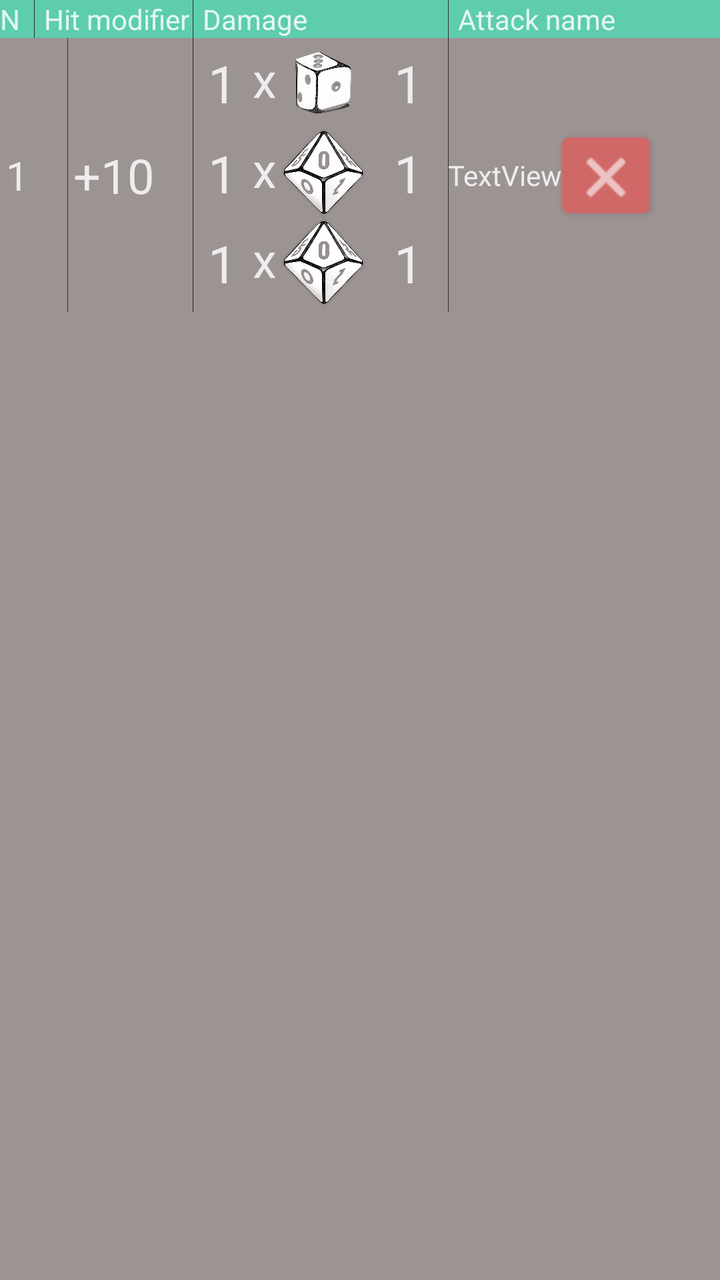
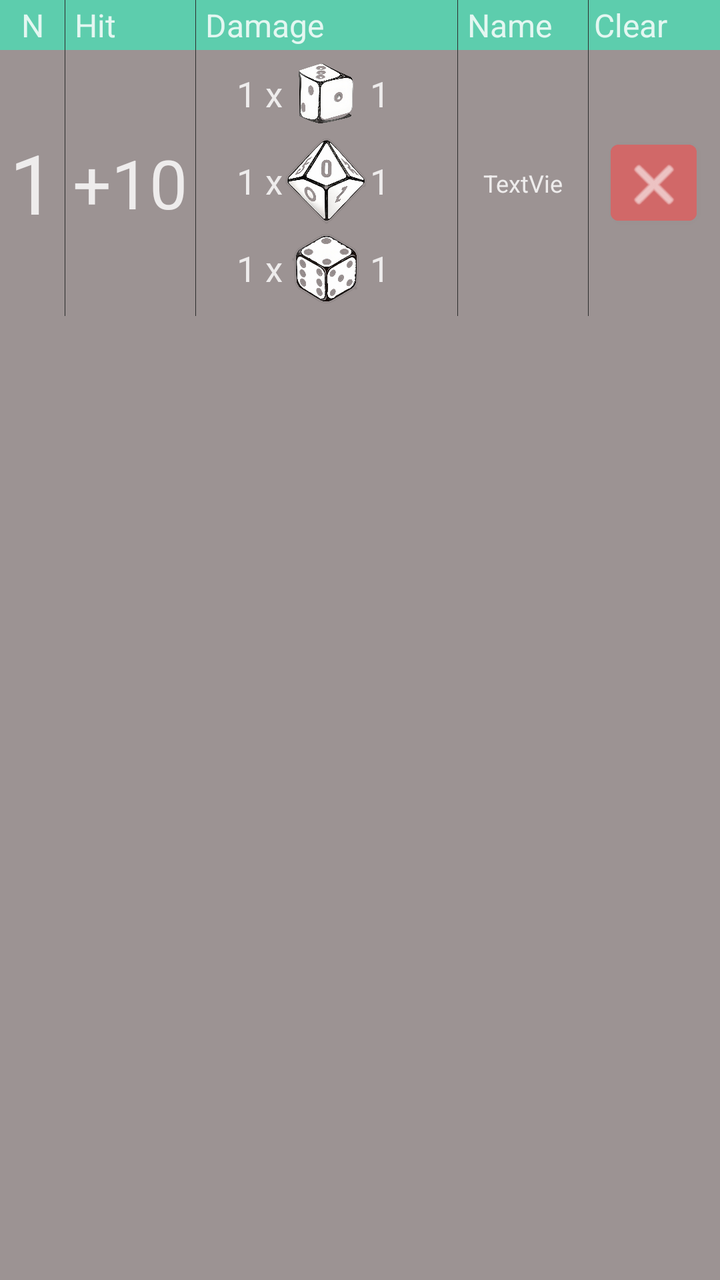

An Android layout rendered at two revisions. The XML below is the earlier revision; the diff shows what the commit changed to produce the second picture.
<!-- AndroidManifest.xml: application theme Theme.D20attack_calc -->
<!-- res/layout/attac_st_listview.xml -->
<?xml version="1.0" encoding="utf-8"?>
<LinearLayout xmlns:android="http://schemas.android.com/apk/res/android"
    xmlns:app="http://schemas.android.com/apk/res-auto"

    xmlns:tools="http://schemas.android.com/tools"
    android:layout_width="wrap_content"
    android:layout_height="wrap_content"
    android:background="#9C9393"
    android:orientation="vertical">

    <TableLayout
        android:layout_width="match_parent"
        android:layout_height="match_parent">

        <TableRow
            android:id="@+id/settings_header"
            android:layout_width="wrap_content"
            android:layout_height="match_parent"
            android:background="@color/tealHeader"
            android:divider="#2C2C2C"
            android:showDividers="middle">

            <TextView
                android:id="@+id/stTable_num"
                android:layout_width="15dp"
                android:layout_height="wrap_content"
                android:text="N" />

            <TextView
                android:id="@+id/stTable_hit_modifier"
                android:layout_width="wrap_content"
                android:layout_height="wrap_content"
                android:paddingStart="5dp"
                android:paddingEnd="2dp"
                android:text="Hit modifier" />

            <TextView
                android:id="@+id/stTable_damage"
                android:layout_width="wrap_content"
                android:layout_height="wrap_content"
                android:paddingStart="5dp"
                android:text="Damage" />

            <TextView
                android:id="@+id/stTable_attack_name"
                android:layout_width="wrap_content"
                android:layout_height="wrap_content"
                android:paddingStart="5dp"
                android:text="Attack name" />
        </TableRow>

        <TableRow
            android:id="@+id/settings_attack"
            android:layout_width="match_parent"
            android:layout_height="wrap_content"
            android:divider="#2C2C2C"
            android:showDividers="middle">

            <TextView
                android:id="@+id/cur_num"
                android:layout_width="wrap_content"
                android:layout_height="wrap_content"
                android:layout_gravity="center"
                android:gravity="fill"
                android:paddingLeft="3dp"
                android:paddingEnd="3dp"
                android:text="1"
                android:textSize="20sp" />

            <TextView
                android:id="@+id/hit_modifier"
                android:layout_width="wrap_content"
                android:layout_height="wrap_content"
                android:layout_gravity="center"
                android:gravity="fill"
                android:paddingLeft="3dp"
                android:paddingEnd="3dp"
                android:text="+10"
                android:textSize="24sp" />

            <TableLayout
                android:layout_width="match_parent"
                android:layout_height="wrap_content">

                <TableRow
                    android:layout_width="wrap_content"
                    android:layout_height="match_parent">

                    <TextView
                        android:id="@+id/attack_num1"
                        android:layout_width="30dp"
                        android:layout_height="match_parent"
                        android:autoSizeTextType="uniform"
                        android:gravity="center"
                        android:paddingTop="5dp"
                        android:paddingBottom="5dp"
                        android:text="1"
                        android:textAlignment="gravity"
                        app:autoSizeMinTextSize="14dp" />

                    <TextView
                        android:id="@+id/textView14"
                        android:layout_width="wrap_content"
                        android:layout_height="wrap_content"
                        android:layout_gravity="center"
                        android:gravity="center_horizontal|center_vertical"
                        android:paddingRight="1dp"
                        android:paddingBottom="4dp"
                        android:text="x"
                        android:textSize="24sp" />

                    <ImageView
                        android:id="@+id/img1"
                        android:layout_width="45dp"
                        android:layout_height="45dp"
                        android:src="@drawable/d3" />

                    <TextView
                        android:id="@+id/bonus1"
                        android:layout_width="40dp"
                        android:layout_height="match_parent"

                        android:autoSizeTextType="uniform"
                        android:gravity="center"
                        android:paddingTop="5dp"
                        android:paddingBottom="5dp"
                        android:text="1"
                        android:textAlignment="gravity"
                        app:autoSizeMinTextSize="14dp" />
                </TableRow>

                <TableRow
                    android:id="@+id/table2"
                    android:layout_width="wrap_content"
                    android:layout_height="match_parent"
                    android:visibility="visible">

                    <TextView
                        android:id="@+id/attack_num2"
                        android:layout_height="match_parent"

                        android:autoSizeTextType="uniform"
                        android:gravity="center"
                        android:paddingTop="5dp"
                        android:paddingBottom="5dp"
                        android:text="1"
                        android:textAlignment="gravity"
                        app:autoSizeMinTextSize="14dp" />

                    <TextView
                        android:id="@+id/textView15"
                        android:layout_width="wrap_content"
                        android:layout_height="wrap_content"
                        android:layout_gravity="center"
                        android:gravity="center_horizontal|center_vertical"
                        android:paddingRight="1dp"
                        android:paddingBottom="4dp"
                        android:text="x"
                        android:textSize="24sp" />

                    <ImageView
                        android:id="@+id/img2"
                        android:layout_width="45dp"
                        android:layout_height="45dp"
                        android:src="@drawable/d10" />

                    <TextView
                        android:id="@+id/bonus2"
                        android:layout_width="40dp"
                        android:layout_height="match_parent"

                        android:autoSizeTextType="uniform"
                        android:gravity="center"
                        android:paddingTop="5dp"
                        android:paddingBottom="5dp"
                        android:text="1"
                        android:textAlignment="gravity"
                        app:autoSizeMinTextSize="14dp" />
                </TableRow>

                <TableRow
                    android:id="@+id/table3"
                    android:layout_width="wrap_content"
                    android:layout_height="wrap_content"
                    android:paddingBottom="2dp">

                    <TextView
                        android:id="@+id/attack_num3"
                        android:layout_height="match_parent"

                        android:autoSizeTextType="uniform"
                        android:gravity="center"
                        android:paddingTop="5dp"
                        android:paddingBottom="5dp"
                        android:text="1"
                        android:textAlignment="gravity"
                        app:autoSizeMinTextSize="14dp" />

                    <TextView
                        android:id="@+id/textView16"
                        android:layout_width="wrap_content"
                        android:layout_height="wrap_content"
                        android:layout_gravity="center"
                        android:gravity="center_horizontal|center_vertical"

                        android:paddingRight="1dp"
                        android:paddingBottom="4dp"
                        android:text="x"
                        android:textSize="24sp" />

                    <ImageView
                        android:id="@+id/img3"
                        android:layout_width="45dp"
                        android:layout_height="45dp"
                        android:src="@drawable/d10" />

                    <TextView
                        android:id="@+id/bonus3"
                        android:layout_height="match_parent"

                        android:autoSizeTextType="uniform"
                        android:gravity="center"
                        android:paddingTop="5dp"
                        android:paddingBottom="5dp"
                        android:text="1"
                        android:textAlignment="gravity"
                        app:autoSizeMinTextSize="14dp" />

                </TableRow>
            </TableLayout>

            <androidx.constraintlayout.widget.ConstraintLayout
                android:layout_width="match_parent"
                android:layout_height="match_parent">

                <Button
                    android:id="@+id/Delbut"
                    android:layout_width="44dp"
                    android:layout_height="50dp"


                    android:layout_marginEnd="10dp"

                    android:background="@null"
                    android:backgroundTint="#D16868"

                    android:focusable="false"

                    android:isScrollContainer="false"
                    android:textColor="#FFFFFF"


                    android:textColorHint="#FFFFFF"
                    app:icon="@android:drawable/ic_menu_close_clear_cancel"
                    app:iconGravity="top"
                    app:layout_constraintBottom_toBottomOf="parent"
                    app:layout_constraintEnd_toEndOf="parent"
                    app:layout_constraintTop_toTopOf="parent"
                    app:rippleColor="#FFFFFF" />

                <TextView
                    android:id="@+id/attack_name"
                    android:layout_width="wrap_content"
                    android:layout_height="wrap_content"
                    android:autoSizeMaxTextSize="14sp"
                    android:autoSizeTextType="uniform"
                    android:maxLines="1"
                    android:text="TextView"
                    app:layout_constraintBottom_toBottomOf="parent"
                    app:layout_constraintEnd_toStartOf="@+id/Delbut"
                    app:layout_constraintStart_toStartOf="parent"
                    app:layout_constraintTop_toTopOf="parent" />

            </androidx.constraintlayout.widget.ConstraintLayout>
        </TableRow>
    </TableLayout>

</LinearLayout>
<!-- resources referenced by this layout -->
<resources>
  <color name="tealHeader">#B544E6B9</color>
  <!-- drawable d10: png bitmap (drawable, 170567 bytes) -->
  <!-- drawable d3: png bitmap (drawable, 163161 bytes) -->
  <style name="Theme.D20attack_calc" parent="Theme.MaterialComponents.DayNight.DarkActionBar">
          
  
          <item name="colorPrimaryVariant">#000000</item>
  
  
          <item name="android:textColor">#D3FFFFFF</item>
          <item name="android:editTextColor">#D3FFFFFF</item>
  
  
          
          <item name="android:statusBarColor" tools:targetApi="l">#151515</item>
          
      </style>
</resources>

<!-- the commit's change to res/layout/attac_st_listview.xml (unified diff, before → after) -->
@@ -3,7 +3,7 @@
     xmlns:app="http://schemas.android.com/apk/res-auto"
 
     xmlns:tools="http://schemas.android.com/tools"
-    android:layout_width="wrap_content"
+    android:layout_width="match_parent"
     android:layout_height="wrap_content"
     android:background="#9C9393"
     android:orientation="vertical">
@@ -22,31 +22,52 @@
 
             <TextView
                 android:id="@+id/stTable_num"
-                android:layout_width="15dp"
-                android:layout_height="wrap_content"
-                android:text="N" />
+                android:layout_width="0dp"
+                android:layout_height="25dp"
+                android:layout_weight="10"
+                android:gravity="center"
+                android:text="N"
+                android:textSize="16sp" />
 
             <TextView
                 android:id="@+id/stTable_hit_modifier"
-                android:layout_width="wrap_content"
-                android:layout_height="wrap_content"
+                android:layout_width="0dp"
+                android:layout_height="25dp"
+                android:layout_weight="20"
+                android:gravity="center_vertical"
                 android:paddingStart="5dp"
                 android:paddingEnd="2dp"
-                android:text="Hit modifier" />
+                android:text="Hit"
+                android:textSize="16sp" />
 
             <TextView
                 android:id="@+id/stTable_damage"
-                android:layout_width="wrap_content"
-                android:layout_height="wrap_content"
+                android:layout_width="0dp"
+                android:layout_height="match_parent"
+                android:layout_weight="40"
+                android:gravity="center_vertical"
                 android:paddingStart="5dp"
-                android:text="Damage" />
+                android:text="Damage"
+                android:textSize="16sp" />
 
             <TextView
                 android:id="@+id/stTable_attack_name"
-                android:layout_width="wrap_content"
-                android:layout_height="wrap_content"
+                android:layout_width="0dp"
+                android:layout_height="match_parent"
+                android:layout_weight="20"
+                android:gravity="center_vertical"
                 android:paddingStart="5dp"
-                android:text="Attack name" />
+                android:text="Name"
+                android:textSize="16sp" />
+
+            <TextView
+                android:layout_width="0dp"
+                android:layout_height="25dp"
+                android:layout_weight="20"
+                android:gravity="center_vertical"
+                android:paddingStart="3dp"
+                android:text="Clear"
+                android:textSize="16sp" />
         </TableRow>
 
         <TableRow
@@ -56,74 +77,123 @@
             android:divider="#2C2C2C"
             android:showDividers="middle">
 
-            <TextView
-                android:id="@+id/cur_num"
-                android:layout_width="wrap_content"
-                android:layout_height="wrap_content"
-                android:layout_gravity="center"
-                android:gravity="fill"
-                android:paddingLeft="3dp"
-                android:paddingEnd="3dp"
-                android:text="1"
-                android:textSize="20sp" />
-
-            <TextView
-                android:id="@+id/hit_modifier"
-                android:layout_width="wrap_content"
-                android:layout_height="wrap_content"
-                android:layout_gravity="center"
-                android:gravity="fill"
-                android:paddingLeft="3dp"
-                android:paddingEnd="3dp"
-                android:text="+10"
-                android:textSize="24sp" />
+            <LinearLayout
+                android:layout_width="0dp"
+                android:layout_weight="10"
+                android:layout_height="match_parent"
+                android:orientation="vertical">
+
+                <TextView
+                    android:id="@+id/cur_tmp2"
+                    android:layout_width="match_parent"
+                    android:layout_height="0dp"
+                    android:layout_weight="7"
+                    android:autoSizeTextType="uniform"
+                    android:gravity="center"
+                    android:maxLines="1" />
+
+                <TextView
+                    android:id="@+id/cur_num"
+                    android:layout_width="match_parent"
+                    android:layout_height="0dp"
+                    android:layout_weight="10"
+                    android:autoSizeTextType="uniform"
+                    android:gravity="center"
+                    android:maxLines="1"
+                    android:text="1" />
+
+                <TextView
+                    android:id="@+id/cur_tmp3"
+                    android:layout_width="match_parent"
+                    android:layout_height="0dp"
+                    android:layout_weight="7"
+                    android:autoSizeTextType="uniform"
+                    android:gravity="center"
+                    android:maxLines="1" />
+            </LinearLayout>
+
+
+            <LinearLayout
+                android:layout_width="0dp"
+                android:layout_weight="20"
+                android:layout_height="match_parent"
+                android:orientation="vertical">
+
+                <TextView
+                    android:id="@+id/tmp_hit_modifier1"
+                    android:layout_width="match_parent"
+                    android:layout_height="0dp"
+                    android:layout_weight="7" />
+
+                <TextView
+                    android:id="@+id/hit_modifier"
+                    android:layout_width="match_parent"
+                    android:layout_height="0dp"
+                    android:layout_weight="10"
+                    android:autoSizeTextType="uniform"
+                    android:foregroundGravity="center"
+                    android:gravity="center_horizontal|center_vertical"
+                    android:maxLines="1"
+                    android:paddingStart="4dp"
+                    android:paddingEnd="4dp"
+                    android:text="+10" />
+
+                <TextView
+                    android:id="@+id/tmp_hit_modifier2"
+                    android:layout_width="match_parent"
+                    android:layout_height="0dp"
+                    android:layout_weight="7"/>
+            </LinearLayout>
 
             <TableLayout
-                android:layout_width="match_parent"
+                android:layout_width="0dp"
+                android:layout_weight="40"
                 android:layout_height="wrap_content">
 
                 <TableRow
-                    android:layout_width="wrap_content"
+                    android:layout_width="match_parent"
                     android:layout_height="match_parent">
 
                     <TextView
                         android:id="@+id/attack_num1"
-                        android:layout_width="30dp"
-                        android:layout_height="match_parent"
-                        android:autoSizeTextType="uniform"
-                        android:gravity="center"
-                        android:paddingTop="5dp"
-                        android:paddingBottom="5dp"
-                        android:text="1"
-                        android:textAlignment="gravity"
-                        app:autoSizeMinTextSize="14dp" />
-
-                    <TextView
-                        android:id="@+id/textView14"
-                        android:layout_width="wrap_content"
+                        android:layout_width="0dp"
+                        android:layout_height="match_parent"
+                        android:layout_weight="15"
+                        android:autoSizeTextType="uniform"
+                        android:gravity="center|right"
+                        android:paddingTop="10dp"
+                        android:paddingBottom="10dp"
+                        android:text="1 x"
+                        android:textAlignment="gravity"
+                        app:autoSizeMinTextSize="14dp" />
+
+                    <androidx.constraintlayout.widget.ConstraintLayout
+                        android:layout_width="0dp"
                         android:layout_height="wrap_content"
+                        android:layout_weight="15">
+
+                        <ImageView
+                            android:id="@+id/img1"
+                            android:layout_width="0dp"
+                            android:layout_height="0dp"
+                            app:layout_constraintDimensionRatio="1:1"
+                            android:src="@drawable/d3"
+                            app:layout_constraintBottom_toBottomOf="parent"
+                            app:layout_constraintEnd_toEndOf="parent"
+                            app:layout_constraintStart_toStartOf="parent"
+                            app:layout_constraintTop_toTopOf="parent" />
+                    </androidx.constraintlayout.widget.ConstraintLayout>
+
+                    <TextView
+                        android:id="@+id/bonus1"
+                        android:layout_width="0dp"
+                        android:layout_height="match_parent"
                         android:layout_gravity="center"
-                        android:gravity="center_horizontal|center_vertical"
-                        android:paddingRight="1dp"
-                        android:paddingBottom="4dp"
-                        android:text="x"
-                        android:textSize="24sp" />
-
-                    <ImageView
-                        android:id="@+id/img1"
-                        android:layout_width="45dp"
-                        android:layout_height="45dp"
-                        android:src="@drawable/d3" />
-
-                    <TextView
-                        android:id="@+id/bonus1"
-                        android:layout_width="40dp"
-                        android:layout_height="match_parent"
-
-                        android:autoSizeTextType="uniform"
-                        android:gravity="center"
-                        android:paddingTop="5dp"
-                        android:paddingBottom="5dp"
+                        android:layout_weight="15"
+                        android:autoSizeTextType="uniform"
+                        android:gravity="start|center_horizontal|center_vertical"
+                        android:paddingTop="10dp"
+                        android:paddingBottom="10dp"
                         android:text="1"
                         android:textAlignment="gravity"
                         app:autoSizeMinTextSize="14dp" />
@@ -137,44 +207,48 @@
 
                     <TextView
                         android:id="@+id/attack_num2"
-                        android:layout_height="match_parent"
-
-                        android:autoSizeTextType="uniform"
-                        android:gravity="center"
-                        android:paddingTop="5dp"
-                        android:paddingBottom="5dp"
+                        android:layout_width="0dp"
+                        android:layout_height="match_parent"
+                        android:layout_weight="15"
+                        android:autoSizeTextType="uniform"
+                        android:gravity="center|right"
+                        android:paddingTop="10dp"
+                        android:paddingBottom="10dp"
+                        android:text="1 x"
+                        android:textAlignment="gravity"
+                        app:autoSizeMinTextSize="14dp" />
+
+                    <androidx.constraintlayout.widget.ConstraintLayout
+                        android:layout_width="0dp"
+                        android:layout_height="wrap_content"
+                        android:layout_weight="15">
+
+                        <ImageView
+                            android:id="@+id/img2"
+                            android:layout_width="0dp"
+                            android:layout_height="0dp"
+                            android:src="@drawable/d10"
+                            app:layout_constraintBottom_toBottomOf="parent"
+                            app:layout_constraintDimensionRatio="1:1"
+                            app:layout_constraintEnd_toEndOf="parent"
+                            app:layout_constraintStart_toStartOf="parent"
+                            app:layout_constraintTop_toTopOf="parent" />
+                    </androidx.constraintlayout.widget.ConstraintLayout>
+
+                    <TextView
+                        android:id="@+id/bonus2"
+                        android:layout_width="0dp"
+                        android:layout_height="match_parent"
+                        android:layout_gravity="center"
+
+                        android:layout_weight="15"
+                        android:autoSizeTextType="uniform"
+                        android:gravity="start|center_horizontal|center_vertical"
+                        android:paddingTop="10dp"
+                        android:paddingBottom="10dp"
                         android:text="1"
                         android:textAlignment="gravity"
-                        app:autoSizeMinTextSize="14dp" />
-
-                    <TextView
-                        android:id="@+id/textView15"
-                        android:layout_width="wrap_content"
-                        android:layout_height="wrap_content"
-                        android:layout_gravity="center"
-                        android:gravity="center_horizontal|center_vertical"
-                        android:paddingRight="1dp"
-                        android:paddingBottom="4dp"
-                        android:text="x"
-                        android:textSize="24sp" />
-
-                    <ImageView
-                        android:id="@+id/img2"
-                        android:layout_width="45dp"
-                        android:layout_height="45dp"
-                        android:src="@drawable/d10" />
-
-                    <TextView
-                        android:id="@+id/bonus2"
-                        android:layout_width="40dp"
-                        android:layout_height="match_parent"
-
-                        android:autoSizeTextType="uniform"
-                        android:gravity="center"
-                        android:paddingTop="5dp"
-                        android:paddingBottom="5dp"
-                        android:text="1"
-                        android:textAlignment="gravity"
+
                         app:autoSizeMinTextSize="14dp" />
                 </TableRow>
 
@@ -186,92 +260,111 @@
 
                     <TextView
                         android:id="@+id/attack_num3"
-                        android:layout_height="match_parent"
-
-                        android:autoSizeTextType="uniform"
-                        android:gravity="center"
-                        android:paddingTop="5dp"
-                        android:paddingBottom="5dp"
+                        android:layout_width="0dp"
+                        android:layout_height="match_parent"
+                        android:layout_weight="15"
+                        android:autoSizeTextType="uniform"
+                        android:gravity="center|right"
+                        android:paddingTop="10dp"
+                        android:paddingBottom="10dp"
+                        android:text="1 x"
+                        android:textAlignment="gravity"
+                        app:autoSizeMinTextSize="14dp" />
+
+                    <androidx.constraintlayout.widget.ConstraintLayout
+                        android:layout_width="0dp"
+                        android:layout_height="wrap_content"
+                        android:layout_weight="15">
+                        <ImageView
+                            android:id="@+id/img3"
+                            android:layout_width="0dp"
+                            android:layout_height="0dp"
+                            android:src="@drawable/d6"
+                            app:layout_constraintBottom_toBottomOf="parent"
+                            app:layout_constraintDimensionRatio="1:1"
+                            app:layout_constraintEnd_toEndOf="parent"
+                            app:layout_constraintStart_toStartOf="parent"
+                            app:layout_constraintTop_toTopOf="parent" />
+                    </androidx.constraintlayout.widget.ConstraintLayout>
+
+                    <TextView
+                        android:id="@+id/bonus3"
+                        android:layout_width="0dp"
+                        android:layout_height="match_parent"
+                        android:layout_gravity="center"
+                        android:layout_weight="15"
+                        android:autoSizeTextType="uniform"
+                        android:gravity="start|center_horizontal|center_vertical"
+                        android:paddingTop="10dp"
+                        android:paddingBottom="10dp"
                         android:text="1"
                         android:textAlignment="gravity"
-                        app:autoSizeMinTextSize="14dp" />
-
-                    <TextView
-                        android:id="@+id/textView16"
-                        android:layout_width="wrap_content"
-                        android:layout_height="wrap_content"
-                        android:layout_gravity="center"
-                        android:gravity="center_horizontal|center_vertical"
-
-                        android:paddingRight="1dp"
-                        android:paddingBottom="4dp"
-                        android:text="x"
-                        android:textSize="24sp" />
-
-                    <ImageView
-                        android:id="@+id/img3"
-                        android:layout_width="45dp"
-                        android:layout_height="45dp"
-                        android:src="@drawable/d10" />
-
-                    <TextView
-                        android:id="@+id/bonus3"
-                        android:layout_height="match_parent"
-
-                        android:autoSizeTextType="uniform"
-                        android:gravity="center"
-                        android:paddingTop="5dp"
-                        android:paddingBottom="5dp"
-                        android:text="1"
-                        android:textAlignment="gravity"
+
                         app:autoSizeMinTextSize="14dp" />
 
                 </TableRow>
             </TableLayout>
 
-            <androidx.constraintlayout.widget.ConstraintLayout
-                android:layout_width="match_parent"
-                android:layout_height="match_parent">
+
+            <LinearLayout
+                android:layout_width="0dp"
+                android:layout_height="match_parent"
+                android:orientation="vertical"
+                android:layout_weight="20">
+
+                <TextView
+                    android:id="@+id/tmp_attack_name1"
+                    android:layout_width="match_parent"
+                    android:layout_height="0dp"
+                    android:layout_weight="7"/>
+
+                <TextView
+                    android:id="@+id/attack_name"
+                    android:layout_width="match_parent"
+                    android:layout_height="0dp"
+                    android:layout_weight="10"
+                    android:autoSizeTextType="uniform"
+                    android:foregroundGravity="center"
+                    android:gravity="center_horizontal|center_vertical"
+                    android:maxLines="1"
+                    android:paddingStart="10dp"
+                    android:paddingEnd="10dp"
+                    android:text="TextView" />
+
+                <TextView
+                    android:id="@+id/tmp_attack_name2"
+                    android:layout_width="match_parent"
+                    android:layout_height="0dp"
+                    android:layout_weight="7" />
+
+
+            </LinearLayout>
+
+            <LinearLayout
+                android:layout_width="0dp"
+                android:layout_weight="20"
+                android:layout_height="match_parent"
+                android:gravity="center"
+                android:orientation="horizontal">
 
                 <Button
                     android:id="@+id/Delbut"
-                    android:layout_width="44dp"
+                    android:layout_width="43dp"
                     android:layout_height="50dp"
 
-
-                    android:layout_marginEnd="10dp"
-
+                    android:layout_marginTop="10dp"
+                    android:layout_marginBottom="10dp"
                     android:background="@null"
                     android:backgroundTint="#D16868"
-
                     android:focusable="false"
-
-                    android:isScrollContainer="false"
+                    android:gravity="center"
                     android:textColor="#FFFFFF"
-
-
                     android:textColorHint="#FFFFFF"
                     app:icon="@android:drawable/ic_menu_close_clear_cancel"
                     app:iconGravity="top"
-                    app:layout_constraintBottom_toBottomOf="parent"
-                    app:layout_constraintEnd_toEndOf="parent"
-                    app:layout_constraintTop_toTopOf="parent"
                     app:rippleColor="#FFFFFF" />
-
-                <TextView
-                    android:id="@+id/attack_name"
-                    android:layout_width="wrap_content"
-                    android:layout_height="wrap_content"
-                    android:autoSizeMaxTextSize="14sp"
-                    android:autoSizeTextType="uniform"
-                    android:maxLines="1"
-                    android:text="TextView"
-                    app:layout_constraintBottom_toBottomOf="parent"
-                    app:layout_constraintEnd_toStartOf="@+id/Delbut"
-                    app:layout_constraintStart_toStartOf="parent"
-                    app:layout_constraintTop_toTopOf="parent" />
-
-            </androidx.constraintlayout.widget.ConstraintLayout>
+            </LinearLayout>
+
         </TableRow>
     </TableLayout>
 
<!-- resource entries referenced after the edit -->
@@ -3,6 +3,7 @@
   <color name="tealHeader">#B544E6B9</color>
   <!-- drawable d10: png bitmap (drawable, 170567 bytes) -->
   <!-- drawable d3: png bitmap (drawable, 163161 bytes) -->
+  <!-- drawable d6: png bitmap (drawable, 135783 bytes) -->
   <style name="Theme.D20attack_calc" parent="Theme.MaterialComponents.DayNight.DarkActionBar">
           
   
